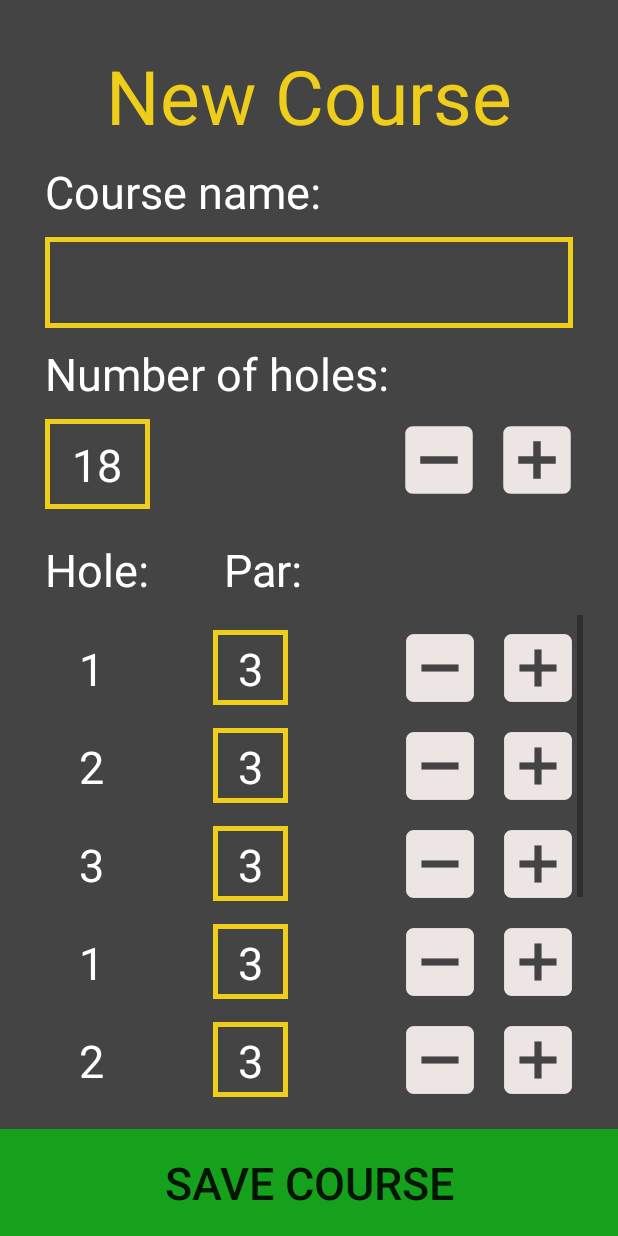
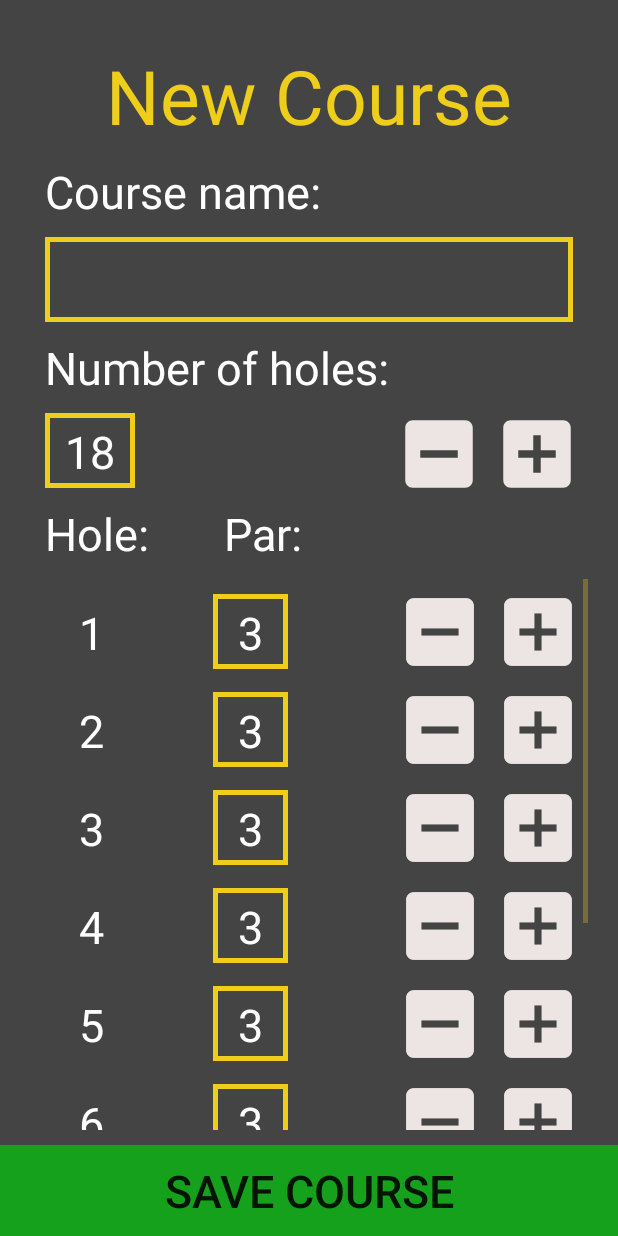
Before and after one commit to antsakontsa/FrisBee-Caddy, an Android app: the ActivityNewCourse screen opened directly, with no data from a screen before it, on a phone screen of 412 x 824 dp. Run offline under Robolectric (Android 15) with nearby library versions, the phone set to English and light mode, and no system bars.

Commit message:
ActivityNewCourse layout adjustment

```diff
--- a/app/src/main/java/com/example/frisbeecaddy/ActivityNewCourse.java
+++ b/app/src/main/java/com/example/frisbeecaddy/ActivityNewCourse.java
@@ -28,11 +28,13 @@ public class ActivityNewCourse extends AppCompatActivity {
         ArrayList<NewCourseItem> newCourseList = new ArrayList<>();
         newCourseList.add(new NewCourseItem("1", "3", R.drawable.ic_minus, R.drawable.ic_plus));
         newCourseList.add(new NewCourseItem("2", "3", R.drawable.ic_minus, R.drawable.ic_plus));
-        newCourseList.add(new NewCourseItem("3", "3", R.drawable.ic_minus, R.drawable.ic_plus));        newCourseList.add(new NewCourseItem("1", "3", R.drawable.ic_minus, R.drawable.ic_plus));
-        newCourseList.add(new NewCourseItem("2", "3", R.drawable.ic_minus, R.drawable.ic_plus));
-        newCourseList.add(new NewCourseItem("3", "3", R.drawable.ic_minus, R.drawable.ic_plus));        newCourseList.add(new NewCourseItem("1", "3", R.drawable.ic_minus, R.drawable.ic_plus));
-        newCourseList.add(new NewCourseItem("2", "3", R.drawable.ic_minus, R.drawable.ic_plus));
         newCourseList.add(new NewCourseItem("3", "3", R.drawable.ic_minus, R.drawable.ic_plus));
+        newCourseList.add(new NewCourseItem("4", "3", R.drawable.ic_minus, R.drawable.ic_plus));
+        newCourseList.add(new NewCourseItem("5", "3", R.drawable.ic_minus, R.drawable.ic_plus));
+        newCourseList.add(new NewCourseItem("6", "3", R.drawable.ic_minus, R.drawable.ic_plus));
+        newCourseList.add(new NewCourseItem("7", "3", R.drawable.ic_minus, R.drawable.ic_plus));
+        newCourseList.add(new NewCourseItem("8", "3", R.drawable.ic_minus, R.drawable.ic_plus));
+        newCourseList.add(new NewCourseItem("9", "3", R.drawable.ic_minus, R.drawable.ic_plus));
 
         mRecyclerView = findViewById(R.id.recyclerViewNewCourse);
         mRecyclerView.setHasFixedSize(true);
--- a/app/src/main/res/layout/activity_new_course.xml
+++ b/app/src/main/res/layout/activity_new_course.xml
@@ -45,7 +45,7 @@
         android:background="@drawable/border_box"
         android:ems="10"
         android:inputType="textCapWords"
-        android:padding="10dp"
+        android:padding="8dp"
         android:textAlignment="center"
         android:textColor="@color/colorAccent"
         android:textSize="30sp"
@@ -68,16 +68,16 @@
 
     <TextView
         android:id="@+id/number_of_holes_number"
-        android:layout_width="70dp"
-        android:layout_height="60dp"
+        android:layout_width="60dp"
+        android:layout_height="50dp"
         android:layout_marginStart="30dp"
         android:layout_marginLeft="30dp"
         android:layout_marginTop="10dp"
         android:background="@drawable/border_box"
         android:ems="10"
         android:inputType="numberSigned"
+        android:padding="5dp"
         android:text="18"
-        android:padding="10dp"
         android:textAlignment="center"
         android:textColor="@color/colorAccent"
         android:textSize="30sp"
@@ -113,9 +113,13 @@
         android:layout_marginStart="30dp"
         android:layout_marginLeft="30dp"
         android:layout_marginTop="10dp"
-        android:layout_marginEnd="23dp"
-        android:layout_marginRight="23dp"
+        android:layout_marginEnd="20dp"
+        android:layout_marginRight="20dp"
         android:layout_marginBottom="10dp"
+        android:scrollbarFadeDuration="1500"
+        android:scrollbarSize="3dp"
+        android:scrollbarStyle="outsideInset"
+        android:scrollbarThumbVertical="@color/colorPrimary"
         android:scrollbars="vertical"
         app:layout_constraintBottom_toTopOf="@+id/save_course_btn"
         app:layout_constraintEnd_toEndOf="parent"
@@ -126,10 +130,10 @@
         android:id="@+id/save_course_btn"
         android:layout_width="0dp"
         android:layout_height="wrap_content"
+        android:background="#16a11d"
+        android:padding="10dp"
         android:text="save course"
-        android:padding="15dp"
         android:textSize="30sp"
-        android:background="#16a11d"
         app:layout_constraintBottom_toBottomOf="parent"
         app:layout_constraintEnd_toEndOf="parent"
         app:layout_constraintStart_toStartOf="parent" />
@@ -140,7 +144,7 @@
         android:layout_height="wrap_content"
         android:layout_marginStart="30dp"
         android:layout_marginLeft="30dp"
-        android:layout_marginTop="20dp"
+        android:layout_marginTop="10dp"
         android:text="Hole:"
         android:textColor="@color/colorAccent"
         android:textSize="30sp"
@@ -148,12 +152,12 @@
         app:layout_constraintTop_toBottomOf="@+id/number_of_holes_number" />
 
     <TextView
-        android:id="@+id/textView3"
+        android:id="@+id/par_txt"
         android:layout_width="wrap_content"
         android:layout_height="wrap_content"
         android:layout_marginStart="50dp"
         android:layout_marginLeft="50dp"
-        android:layout_marginTop="20dp"
+        android:layout_marginTop="10dp"
         android:text="Par:"
         android:textColor="@color/colorAccent"
         android:textSize="30sp"
```
